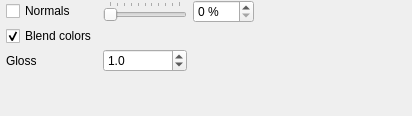
The window that src/gui/forms/toolbar_rendernormalsgroup.ui (open-scan-crew/OpenScanTools) describes before a commit, drawn with Qt 5.
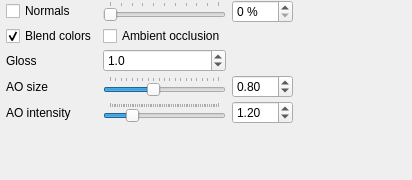
The same window after the commit.

Commit message: Boost AO slider range and non-linear strength

```diff
--- a/src/gui/forms/toolbar_rendernormalsgroup.ui
+++ b/src/gui/forms/toolbar_rendernormalsgroup.ui
@@ -7,7 +7,7 @@
     <x>0</x>
     <y>0</y>
     <width>412</width>
-    <height>116</height>
+    <height>180</height>
    </rect>
   </property>
   <property name="windowTitle">
@@ -84,19 +84,6 @@
      </property>
     </widget>
    </item>
-   <item row="5" column="4">
-    <spacer name="verticalSpacer">
-     <property name="orientation">
-      <enum>Qt::Vertical</enum>
-     </property>
-     <property name="sizeHint" stdset="0">
-      <size>
-       <width>0</width>
-       <height>0</height>
-      </size>
-     </property>
-    </spacer>
-   </item>
    <item row="1" column="4">
     <widget class="QCheckBox" name="checkBox_blendColor">
      <property name="text">
@@ -107,6 +94,13 @@
      </property>
     </widget>
    </item>
+   <item row="1" column="5">
+    <widget class="QCheckBox" name="checkBox_ao">
+     <property name="text">
+      <string>Ambient occlusion</string>
+     </property>
+    </widget>
+   </item>
    <item row="2" column="4">
     <widget class="QLabel" name="label_sharpness">
      <property name="text">
@@ -127,6 +121,97 @@
      </property>
     </widget>
    </item>
+   <item row="3" column="4">
+    <widget class="QLabel" name="label_aoSize">
+     <property name="text">
+      <string>AO size</string>
+     </property>
+    </widget>
+   </item>
+   <item row="3" column="5">
+    <widget class="QSlider" name="slider_aoSize">
+     <property name="maximum">
+      <number>200</number>
+     </property>
+     <property name="orientation">
+      <enum>Qt::Horizontal</enum>
+     </property>
+     <property name="tickPosition">
+      <enum>QSlider::TicksAbove</enum>
+     </property>
+     <property name="value">
+      <number>80</number>
+     </property>
+    </widget>
+   </item>
+   <item row="3" column="6">
+    <widget class="QDoubleSpinBox" name="doubleSpinBox_aoSize">
+     <property name="decimals">
+      <number>2</number>
+     </property>
+     <property name="maximum">
+      <double>2.000000000000000</double>
+     </property>
+     <property name="singleStep">
+      <double>0.050000000000000</double>
+     </property>
+     <property name="value">
+      <double>0.800000000000000</double>
+     </property>
+    </widget>
+   </item>
+   <item row="4" column="4">
+    <widget class="QLabel" name="label_aoIntensity">
+     <property name="text">
+      <string>AO intensity</string>
+     </property>
+    </widget>
+   </item>
+   <item row="4" column="5">
+    <widget class="QSlider" name="slider_aoIntensity">
+     <property name="maximum">
+      <number>600</number>
+     </property>
+     <property name="orientation">
+      <enum>Qt::Horizontal</enum>
+     </property>
+     <property name="tickPosition">
+      <enum>QSlider::TicksAbove</enum>
+     </property>
+     <property name="value">
+      <number>120</number>
+     </property>
+    </widget>
+   </item>
+   <item row="4" column="6">
+    <widget class="QDoubleSpinBox" name="doubleSpinBox_aoIntensity">
+     <property name="decimals">
+      <number>2</number>
+     </property>
+     <property name="maximum">
+      <double>6.000000000000000</double>
+     </property>
+     <property name="singleStep">
+      <double>0.050000000000000</double>
+     </property>
+     <property name="value">
+      <double>1.200000000000000</double>
+     </property>
+    </widget>
+   </item>
+   <item row="6" column="4">
+    <spacer name="verticalSpacer">
+     <property name="orientation">
+      <enum>Qt::Vertical</enum>
+     </property>
+     <property name="sizeHint" stdset="0">
+      <size>
+       <width>0</width>
+       <height>0</height>
+      </size>
+     </property>
+    </spacer>
+   </item>
   </layout>
  </widget>
  <layoutdefault spacing="6" margin="11"/>
```
Left out of the diff: 19 changed lines with no effect on the pictures. The commit also changes 17 other files.
